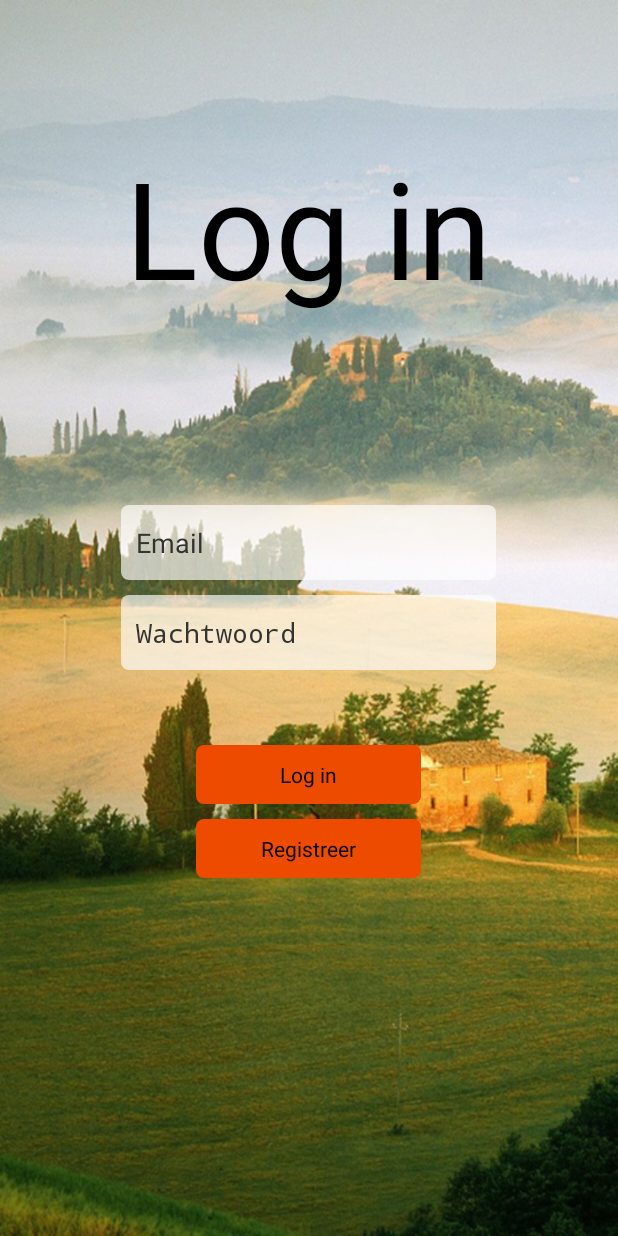
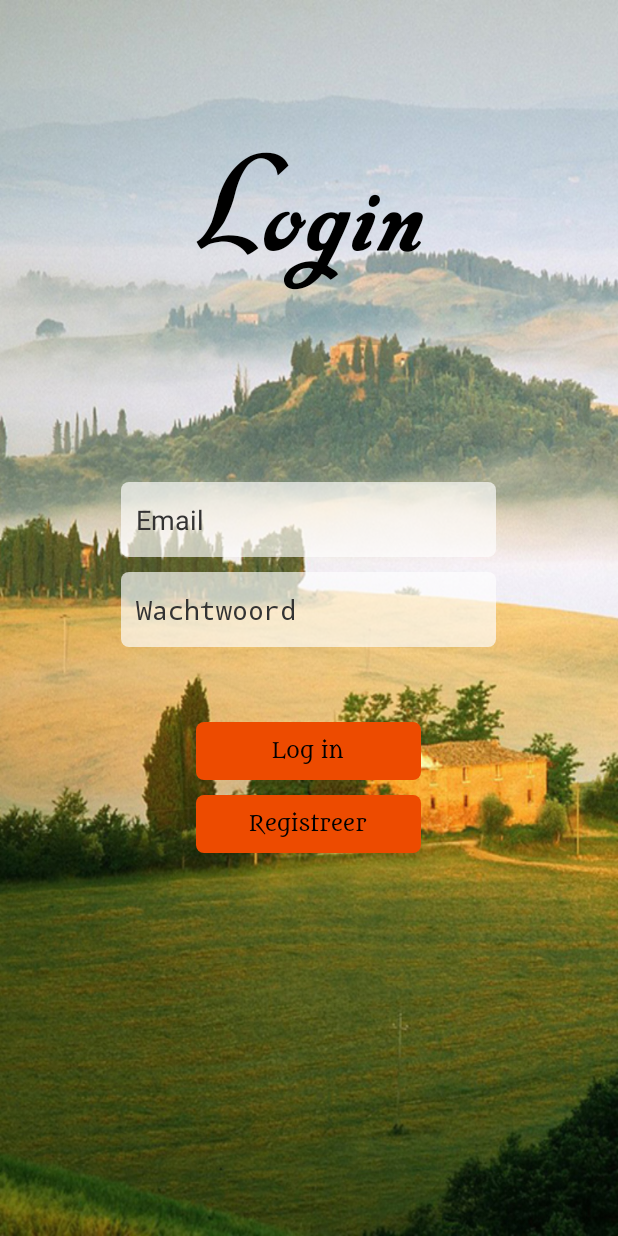
Before and after one commit to Ruben2112/INNO, an Android app: the screen it shows after launch (LogInActivity), on a phone screen of 412 x 824 dp. Run offline under Robolectric (Android 15) with nearby library versions, the phone set to English and light mode, and no system bars.

Commit message:
Changed fonts

```diff
--- a/Bourdrbij/app/src/main/java/com/inno/bourdrbij/LogInActivity.java
+++ b/Bourdrbij/app/src/main/java/com/inno/bourdrbij/LogInActivity.java
@@ -6,6 +6,7 @@ import android.graphics.Typeface;
 import android.os.Bundle;
 import android.view.View;
 import android.widget.Button;
+import android.widget.TextView;
 
 public class LogInActivity extends Activity {
 
@@ -15,6 +16,8 @@ public class LogInActivity extends Activity {
         setContentView(R.layout.activity_log_in);
 
         Button btRegister = (Button) findViewById(R.id.bt_register);
+        Button btLogin = (Button) findViewById(R.id.bt_login);
+        TextView tvLogin = (TextView) findViewById(R.id.tv_login);
         btRegister.setOnClickListener(new View.OnClickListener() {
             @Override
             public void onClick(View v) {
@@ -23,7 +26,11 @@ public class LogInActivity extends Activity {
             }
         });
 
-        Typeface tf = Typeface.createFromAsset(getAssets(),"fonts/verdana.ttf");
-        textfield.setTypeface(tf, Typeface.BOLD);
+        Typeface mm = Typeface.createFromAsset(getAssets(),"fonts/Metamorphous-Regular.otf");
+        Typeface bs = Typeface.createFromAsset(getAssets(),"fonts/Big-Surprise.ttf");
+        btLogin.setTypeface(mm);
+        btRegister.setTypeface(mm);
+        tvLogin.setTypeface(bs);
+
     }
 }
--- a/Bourdrbij/app/src/main/res/layout/activity_log_in.xml
+++ b/Bourdrbij/app/src/main/res/layout/activity_log_in.xml
@@ -17,7 +17,7 @@
         android:layout_height="wrap_content"
         android:layout_centerHorizontal="true"
         android:layout_marginTop="75dp"
-        android:text="Log in"
+        android:text="Login"
         android:textColor="#000000"
         android:textSize="90sp"/>
 
```
Also changed, not shown: Bourdrbij/app/src/main/assets/fonts/Big-Surprise.ttf (added), Bourdrbij/app/src/main/assets/fonts/Metamorphous-Regular.otf (renamed from Bourdrbij/app/src/main/res/assets/fonts/Metamorphous-Regular.otf), 1 other file.
